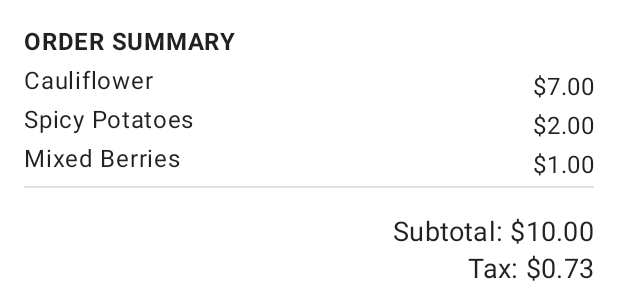
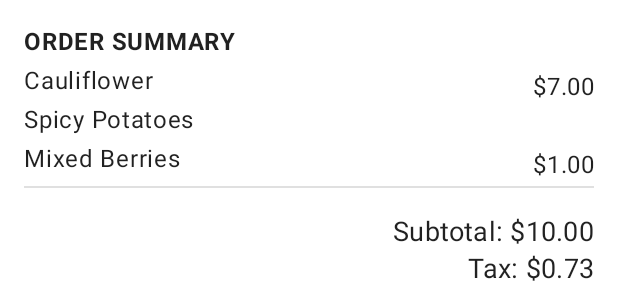
Before and after one commit to haleighebrown/Lunch-Tray-App, an Android app: the layout fragment_checkout.xml on its own in the app's theme, with its tools: preview values and no code run, on a phone screen of 412 x 824 dp. Shown: the top 291 px of the screen. Run offline under Robolectric (Android 15) with nearby library versions, the phone set to English and light mode, and no system bars.

Commit message:
LayoutsChanged

```diff
--- a/app/src/main/res/layout/fragment_checkout.xml
+++ b/app/src/main/res/layout/fragment_checkout.xml
@@ -21,7 +21,18 @@
     android:id="@+id/layout_checkout"
     tools:context=".ui.order.CheckoutFragment">
 
-    <!-- TODO: Add the data binding variables of the type OrderViewModel and the CheckoutFragment -->
+    <data>
+        <variable
+            name="viewModel"
+            type="com.example.lunchtray.model.OrderViewModel" />
+
+        <variable
+            name ="CheckoutFragment"
+            type ="com.example.lunchtray.ui.order.CheckoutFragment" />
+
+
+    </data>
+
 
     <ScrollView
         android:layout_width="match_parent"
@@ -39,49 +50,48 @@
                 app:layout_constraintStart_toStartOf="parent"
                 app:layout_constraintTop_toTopOf="parent"/>
 
-            <!-- TODO: display the entree name based on the entree selection -->
             <TextView
                 android:id="@+id/entree_selection"
+                android:text = "@{@string/viewModel.entree.name}"
                 style="@style/Widget.LunchTray.TextView.CheckoutItem.Info"
                 app:layout_constraintStart_toStartOf="parent"
                 app:layout_constraintTop_toBottomOf="@id/order_summary"
                 tools:text="Cauliflower" />
 
-            <!-- TODO: display the entree price based on the entree selection -->
             <TextView
                 android:id="@+id/entree_price"
+                android:text = "@{@string/viewModel.entree.price}"
                 style="@style/Widget.LunchTray.TextView.CheckoutItem.Info"
                 app:layout_constraintEnd_toEndOf="parent"
                 app:layout_constraintTop_toTopOf="@id/entree_selection"
                 tools:text="$7.00"/>
 
-            <!-- TODO: display the side name based on the side selection -->
             <TextView
                 android:id="@+id/side_selection"
+                android:text = "@{@string/viewModel.side.name}"
                 style="@style/Widget.LunchTray.TextView.CheckoutItem.Info"
                 app:layout_constraintStart_toStartOf="parent"
                 app:layout_constraintTop_toBottomOf="@id/entree_selection"
                 tools:text="Spicy Potatoes" />
 
-            <!-- TODO: display the side price based on the side selection -->
             <TextView
                 android:id="@+id/side_price"
+                android:text = "@{@string/viewModel.side.price}"
                 style="@style/Widget.LunchTray.TextView.CheckoutItem.Info"
                 app:layout_constraintEnd_toEndOf="parent"
-                app:layout_constraintTop_toTopOf="@id/side_selection"
-                tools:text="$2.00"/>
+                app:layout_constraintTop_toTopOf="@id/side_selection" />
 
-            <!-- TODO: display the accompaniment name based on the accompaniment selection -->
             <TextView
                 android:id="@+id/accompaniment_selection"
+                android:text = "@{@string/viewModel.accompaniment.name}"
                 style="@style/Widget.LunchTray.TextView.CheckoutItem.Info"
                 app:layout_constraintStart_toStartOf="parent"
                 app:layout_constraintTop_toBottomOf="@id/side_selection"
                 tools:text="Mixed Berries" />
 
-            <!-- TODO: display the accompaniment price based on the accompaniment selection -->
             <TextView
                 android:id="@+id/accompaniment_price"
+                android:text = "@{@string/viewModel.accompaniment.price}"
                 style="@style/Widget.LunchTray.TextView.CheckoutItem.Info"
                 app:layout_constraintEnd_toEndOf="parent"
                 app:layout_constraintTop_toTopOf="@id/accompaniment_selection"
@@ -95,26 +105,26 @@
                 app:layout_constraintStart_toStartOf="parent"
                 app:layout_constraintTop_toBottomOf="@id/accompaniment_selection" />
 
-            <!-- TODO: set the text to the current subtotal value from the view model -->
             <TextView
                 android:id="@+id/subtotal"
+                android:text = "@{@string/viewModel.subtotal}"
                 style="@style/Widget.LunchTray.TextView.Subtotal"
                 app:layout_constraintEnd_toEndOf="parent"
                 app:layout_constraintTop_toBottomOf="@id/divider"
                 tools:text="Subtotal: $10.00"/>
 
-            <!-- TODO: set the text to the current tax value from the view model -->
             <TextView
                 android:id="@+id/tax"
+                android:text = "@{@string/viewModel.tax}"
                 style="@style/Widget.LunchTray.TextView.Subtotal"
                 android:layout_marginTop="0dp"
                 app:layout_constraintEnd_toEndOf="parent"
                 app:layout_constraintTop_toBottomOf="@id/subtotal"
                 tools:text="Tax: $0.73"/>
 
-            <!-- TODO: set the text to the current total value from the view model -->
             <TextView
                 android:id="@+id/total"
+                android:text = "@{@string/viewModel.total}"
                 android:layout_width="wrap_content"
                 android:layout_height="wrap_content"
                 android:textAllCaps="true"
@@ -123,9 +133,9 @@
                 app:layout_constraintTop_toBottomOf="@id/tax"
                 tools:text="Total: $10.73"/>
 
-            <!-- TODO: submit the order when clicked -->
             <Button
                 android:id="@+id/submit_button"
+                android:onClick = "@{() -> CheckoutFragment.submitOrder()}"
                 android:layout_width="match_parent"
                 android:layout_height="wrap_content"
                 android:layout_marginTop="@dimen/side_margin"
@@ -134,9 +144,9 @@
                 app:layout_constraintEnd_toEndOf="parent"
                 app:layout_constraintTop_toBottomOf="@id/total"/>
 
-            <!-- TODO: cancel the order when clicked -->
             <Button
                 android:id="@+id/cancel_button"
+                android:onClick = "@{() -> CheckoutFragment.cancelOrder()}"
                 style="?attr/materialButtonOutlinedStyle"
                 android:layout_width="match_parent"
                 android:layout_height="wrap_content"
```
Also changed, not shown: app/src/main/res/layout/fragment_accompaniment_menu.xml (+11 -10 lines), app/src/main/res/layout/fragment_entree_menu.xml (+11 -8 lines), app/src/main/res/layout/fragment_side_menu.xml (+11 -8 lines).
